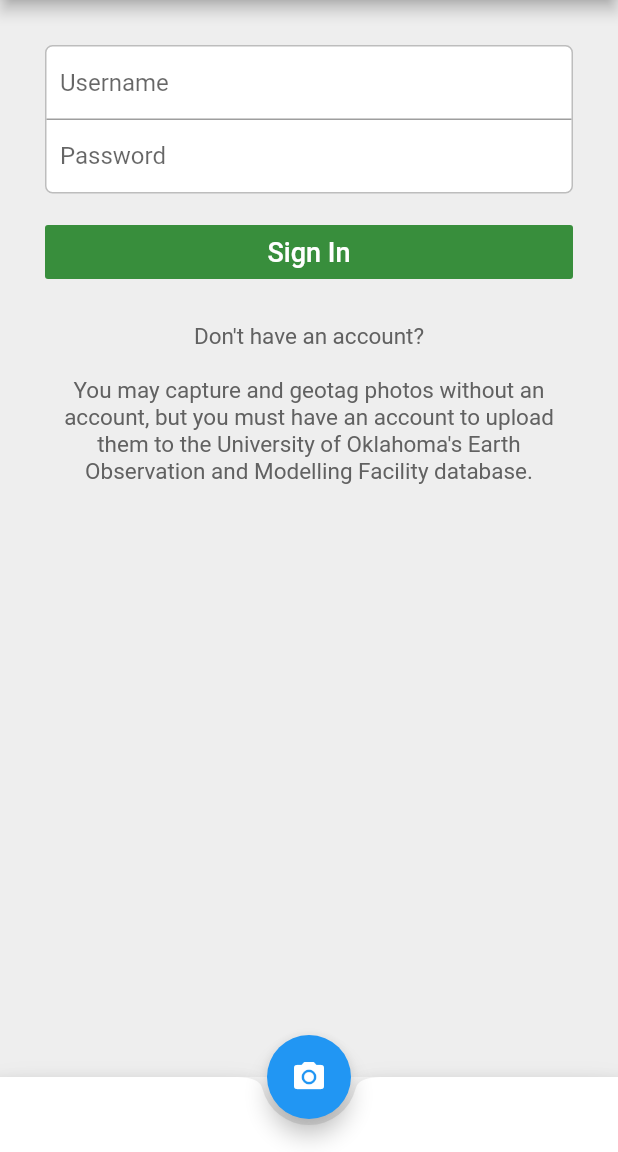
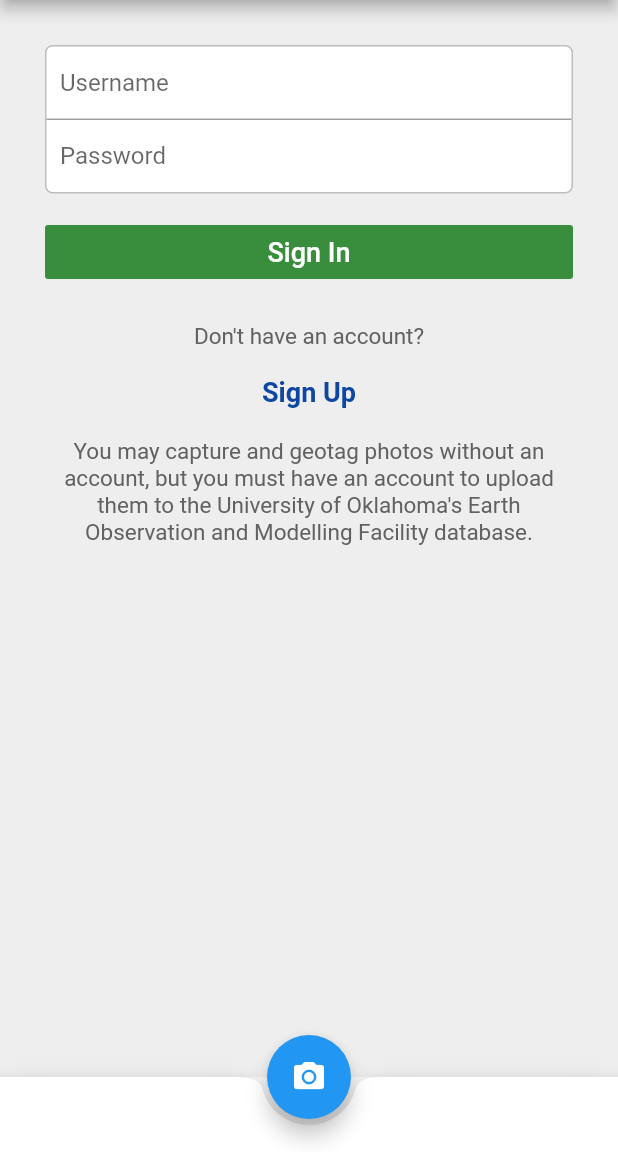
Before and after one commit to jonathanmiller2/Field-Photo, a Flutter app: the screen it shows after launch, on a phone screen of 412 x 824 dp, the part 84-1236 px from its top. Run offline on Flutter 3.47's test engine with Material 2 defaults, Android fonts, the phone set to English and light mode, and no system bars.

Commit message:
Added Signup button and basis for Sign Up page

```diff
--- /dev/null
+++ b/lib/LoginScreen.dart
@@ -0,0 +1,189 @@
+import 'package:flutter/cupertino.dart';
+import 'package:flutter/material.dart';
+
+import 'SignupScreen.dart';
+
+class LoginScreen extends StatelessWidget {
+	@override
+	Widget build(BuildContext context) {
+		return Scaffold(
+			appBar: AppBar(
+				title: Text(
+						'Field Photo',
+						style: TextStyle(
+							fontSize: 22.0,
+							color: Colors.black,
+						)
+				),
+				backgroundColor: Colors.white,
+				centerTitle: true,
+			),
+			body: Container(
+				color: Colors.grey[200],
+				child: Padding(
+					padding: const EdgeInsets.all(30),
+					child: Column(
+						mainAxisAlignment: MainAxisAlignment.start,
+						crossAxisAlignment: CrossAxisAlignment.stretch,
+						mainAxisSize: MainAxisSize.max,
+						children: <Widget>[
+							Form(
+								child: Container(
+									decoration: BoxDecoration(
+										border: Border.all(
+											color: Colors.grey[400],
+											width: 1,
+										),
+										borderRadius: BorderRadius.all(
+												Radius.circular(5)
+										),
+										color: Colors.white,
+									),
+									child: Column(
+										children: <Widget>[
+											Padding(
+												padding: const EdgeInsets.symmetric(
+														horizontal: 9, vertical: 0),
+												child: TextField(
+													decoration: InputDecoration(
+														border: InputBorder.none,
+														fillColor: Colors.white,
+														hintText: 'Username',
+													),
+												),
+											),
+											Container(
+												color: Colors.grey,
+												height: 1,
+											),
+											Padding(
+												padding: const EdgeInsets.symmetric(horizontal: 9, vertical: 0),
+												child: TextField(
+													obscureText: true,
+													decoration: InputDecoration(
+														border: InputBorder.none,
+														hintText: 'Password',
+													),
+												),
+											),
+										],
+									),
+								),
+							),
+
+							Padding(
+								padding: const EdgeInsets.symmetric(
+										horizontal: 0, vertical: 15),
+								child: FlatButton(
+										onPressed: () {},
+										color: Colors.green[700],
+										child: Text(
+											'Sign In',
+											style: TextStyle(
+													color: Colors.white,
+													fontSize: 18
+											),
+										)
+								),
+							),
+
+							Padding(
+								padding: const EdgeInsets.all(8.0),
+								child: Center(
+									child: Text(
+											'Don\'t have an account?',
+											style: TextStyle(
+												fontSize: 15,
+												color: Colors.grey[700],
+											)
+									),
+								),
+							),
+
+							Padding(
+							  padding: const EdgeInsets.all(10.0),
+							  child: SignupButton(),
+							),
+
+							Padding(
+								padding: const EdgeInsets.symmetric(horizontal: 0, vertical: 10),
+								child: Center(
+									child: Text(
+										'You may capture and geotag photos without an account, but you must have an account to upload them to the University of Oklahoma\'s Earth Observation and Modelling Facility database.',
+										style: TextStyle(
+											fontSize: 15,
+											color: Colors.grey[700],
+										),
+										textAlign: TextAlign.center,
+									),
+								),
+							),
+						],
+					),
+				),
+			),
+			bottomNavigationBar: BottomAppBar(
+				shape: const CircularNotchedRectangle(),
+				child: Container(
+						height: 50.0
+				),
+			),
+			floatingActionButton: FloatingActionButton(
+				onPressed: () {},
+				child: Icon(Icons.photo_camera),
+			),
+			floatingActionButtonLocation: FloatingActionButtonLocation.centerDocked,
+		);
+	}
+}
+
+class SignupButton extends StatefulWidget {
+	@override
+	_SignupButtonState createState() {
+		return _SignupButtonState();
+	}
+}
+
+class _SignupButtonState extends State<SignupButton> {
+	bool pressed = true;
+	@override
+	Widget build(BuildContext context) {
+		return InkWell(
+			child: Center(
+			  child: Text(
+			  	'Sign Up',
+			  	style: TextStyle(
+			  		color: pressed ? Colors.blue[900] : Colors.white,
+						fontSize: 18,
+						fontWeight: FontWeight.bold
+			  	),
+				),
+			),
+			onTap: () {
+				setState(() {
+					pressed = true;
+					Navigator.push(
+						context,
+						new MaterialPageRoute(builder: (context) => new SignupScreen()),
+					);
+				});
+			},
+			onTapCancel: () {
+				setState(() {
+					pressed = false;
+				});
+			},
+			onFocusChange: (a) {
+				setState(() {
+					pressed = false;
+				});
+			},
+			onHighlightChanged: (a) {
+				setState(() {
+					pressed = false;
+				});
+			},
+		);
+
+	}
+}
--- a/lib/main.dart
+++ b/lib/main.dart
@@ -1,4 +1,8 @@
+import 'package:field_photo/Hyperlink.dart';
 import 'package:flutter/material.dart';
+import 'package:url_launcher/url_launcher.dart';
+
+import 'LoginScreen.dart';
 
 void main() => runApp(MyApp());
 
@@ -8,134 +12,7 @@ class MyApp extends StatelessWidget {
 
     return MaterialApp(
         title: 'Welcome to Flutter',
-        home: HomePage()
+        home: LoginScreen()
     );
   }
 }
-
-class HomePage extends StatelessWidget {
-  @override
-  Widget build(BuildContext context) {
-    return Scaffold(
-      appBar: AppBar(
-        title: Text(
-            'Field Photo',
-            style: TextStyle(
-              fontSize:22.0,
-              color: Colors.black,
-            )
-        ),
-        backgroundColor: Colors.white,
-        centerTitle: true,
-      ),
-      body: Container(
-        color: Colors.grey[200],
-        child: Padding(
-          padding: const EdgeInsets.all(30),
-          child: Column(
-            mainAxisAlignment: MainAxisAlignment.start,
-            crossAxisAlignment: CrossAxisAlignment.stretch,
-            mainAxisSize: MainAxisSize.max,
-            children: <Widget>[
-              Form(
-                child: Container(
-                  decoration: BoxDecoration(
-                      border: Border.all(
-                        color: Colors.grey[400],
-                        width: 1,
-                      ),
-                      borderRadius: BorderRadius.all(
-                          Radius.circular(5)
-                      ),
-                      color: Colors.white,
-                  ),
-                  child: Column(
-                    children: <Widget>[
-                      Padding(
-                        padding: const EdgeInsets.symmetric(horizontal: 9, vertical: 0),
-                        child: TextField(
-                            decoration: InputDecoration(
-                              border: InputBorder.none,
-                              fillColor: Colors.white,
-                              hintText: 'Username',
-                            ),
-                        ),
-                      ),
-                      Container(
-                        color: Colors.grey,
-                        height: 1,
-                      ),
-                      Padding(
-                        padding: const EdgeInsets.symmetric(horizontal: 9, vertical: 0),
-                        child: TextField(
-                          obscureText: true,
-                          decoration: InputDecoration(
-                            border: InputBorder.none,
-                            hintText: 'Password',
-                          ),
-                        ),
-                      ),
-                    ],
-                  ),
-                ),
-              ),
-
-              Padding(
-                padding: const EdgeInsets.symmetric(horizontal: 0, vertical: 15),
-                child: FlatButton(
-                    onPressed: (){},
-                    color: Colors.green[700],
-                    child: Text(
-                      'Sign In',
-                      style: TextStyle(
-                          color: Colors.white,
-                          fontSize: 18
-                      ),
-                    )
-                ),
-              ),
-
-              Padding(
-                padding: const EdgeInsets.all(8.0),
-                child: Center(
-                  child: Text(
-                    'Don\'t have an account?',
-                    style: TextStyle(
-                      fontSize: 15,
-                      color: Colors.grey[700],
-                    )
-                  ),
-                ),
-              ),
-
-              Padding(
-                padding: const EdgeInsets.symmetric(horizontal: 0, vertical: 10),
-                child: Center(
-                  child: Text(
-                    'You may capture and geotag photos without an account, but you must have an account to upload them to the University of Oklahoma\'s Earth Observation and Modelling Facility database.',
-                    style: TextStyle(
-                      fontSize: 15,
-                      color: Colors.grey[700],
-                    ),
-                    textAlign: TextAlign.center,
-                  ),
-                ),
-              ),
-            ],
-          ),
-        ),
-      ),
-      bottomNavigationBar : BottomAppBar(
-        shape: const CircularNotchedRectangle(),
-        child: Container(
-            height: 50.0
-        ),
-      ),
-      floatingActionButton: FloatingActionButton(
-        onPressed: () {},
-        child: Icon(Icons.photo_camera),
-      ),
-      floatingActionButtonLocation: FloatingActionButtonLocation.centerDocked,
-    );
-  }
-}
--- a/pubspec.yaml
+++ b/pubspec.yaml
@@ -23,6 +23,7 @@ dependencies:
   # The following adds the Cupertino Icons font to your application.
   # Use with the CupertinoIcons class for iOS style icons.
   cupertino_icons: ^0.1.2
+  url_launcher: ^5.0.2
 
 dev_dependencies:
   flutter_test:
```
Also changed, not shown: lib/Hyperlink.dart (added, +28 -0 lines), lib/SignupScreen.dart (added, +10 -0 lines), pubspec.lock.
